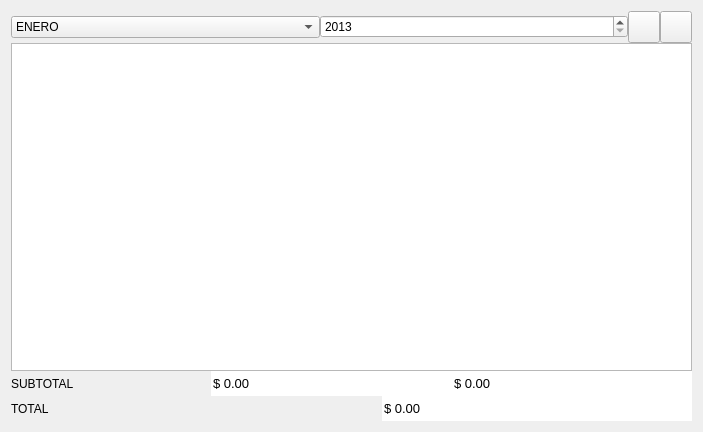
Before: the Qt Designer form presupuesto_widget.ui in mdchaparror/QFinanzas, drawn with Qt 5.
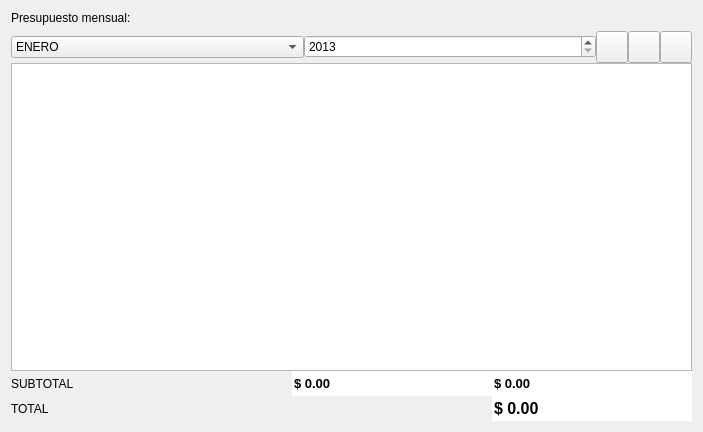
After: the same form once the commit is applied. Icons and pictures are not drawn.

```diff
--- a/presupuesto_widget.ui
+++ b/presupuesto_widget.ui
@@ -14,7 +14,7 @@
    <string>Form</string>
   </property>
   <layout class="QGridLayout" name="gridLayout">
-   <item row="0" column="0">
+   <item row="1" column="0">
     <layout class="QVBoxLayout" name="verticalLayout">
      <property name="spacing">
       <number>0</number>
@@ -154,6 +154,35 @@
          </property>
         </widget>
        </item>
+       <item>
+        <widget class="QPushButton" name="pushButton">
+         <property name="minimumSize">
+          <size>
+           <width>32</width>
+           <height>32</height>
+          </size>
+         </property>
+         <property name="maximumSize">
+          <size>
+           <width>32</width>
+           <height>32</height>
+          </size>
+         </property>
+         <property name="text">
+          <string/>
+         </property>
+         <property name="icon">
+          <iconset resource="imagenes.qrc">
+           <normaloff>:/imagenes/Imagenes/excel.png</normaloff>:/imagenes/Imagenes/excel.png</iconset>
+         </property>
+         <property name="iconSize">
+          <size>
+           <width>32</width>
+           <height>32</height>
+          </size>
+         </property>
+        </widget>
+       </item>
       </layout>
      </item>
      <item>
@@ -166,7 +195,7 @@
        </property>
        <property name="minimumSize">
         <size>
-         <width>465</width>
+         <width>0</width>
          <height>0</height>
         </size>
        </property>
@@ -226,6 +255,19 @@
          </property>
         </widget>
        </item>
+       <item>
+        <spacer name="horizontalSpacer_2">
+         <property name="orientation">
+          <enum>Qt::Horizontal</enum>
+         </property>
+         <property name="sizeHint" stdset="0">
+          <size>
+           <width>40</width>
+           <height>20</height>
+          </size>
+         </property>
+        </spacer>
+       </item>
        <item>
         <widget class="QDoubleSpinBox" name="totalGastos">
          <property name="sizePolicy">
@@ -236,19 +278,21 @@
          </property>
          <property name="minimumSize">
           <size>
-           <width>155</width>
+           <width>150</width>
            <height>25</height>
           </size>
          </property>
          <property name="maximumSize">
           <size>
-           <width>400</width>
+           <width>200</width>
            <height>25</height>
           </size>
          </property>
          <property name="font">
           <font>
            <pointsize>10</pointsize>
+           <weight>75</weight>
+           <bold>true</bold>
            <kerning>true</kerning>
           </font>
          </property>
@@ -288,13 +332,15 @@
          </property>
          <property name="maximumSize">
           <size>
-           <width>400</width>
+           <width>200</width>
            <height>25</height>
           </size>
          </property>
          <property name="font">
           <font>
            <pointsize>10</pointsize>
+           <weight>75</weight>
+           <bold>true</bold>
           </font>
          </property>
          <property name="frame">
@@ -337,7 +383,7 @@
          </property>
          <property name="maximumSize">
           <size>
-           <width>500</width>
+           <width>200</width>
            <height>25</height>
           </size>
          </property>
@@ -352,6 +398,19 @@
          </property>
         </widget>
        </item>
+       <item>
+        <spacer name="horizontalSpacer">
+         <property name="orientation">
+          <enum>Qt::Horizontal</enum>
+         </property>
+         <property name="sizeHint" stdset="0">
+          <size>
+           <width>40</width>
+           <height>20</height>
+          </size>
+         </property>
+        </spacer>
+       </item>
        <item>
         <widget class="QDoubleSpinBox" name="Totales">
          <property name="sizePolicy">
@@ -362,19 +421,21 @@
          </property>
          <property name="minimumSize">
           <size>
-           <width>310</width>
+           <width>150</width>
            <height>25</height>
           </size>
          </property>
          <property name="maximumSize">
           <size>
-           <width>500</width>
+           <width>200</width>
            <height>25</height>
           </size>
          </property>
          <property name="font">
           <font>
-           <pointsize>10</pointsize>
+           <pointsize>12</pointsize>
+           <weight>75</weight>
+           <bold>true</bold>
           </font>
          </property>
          <property name="frame">
@@ -401,6 +462,13 @@
      </item>
     </layout>
    </item>
+   <item row="0" column="0">
+    <widget class="QLabel" name="label">
+     <property name="text">
+      <string>Presupuesto mensual:</string>
+     </property>
+    </widget>
+   </item>
   </layout>
  </widget>
  <resources>
```
